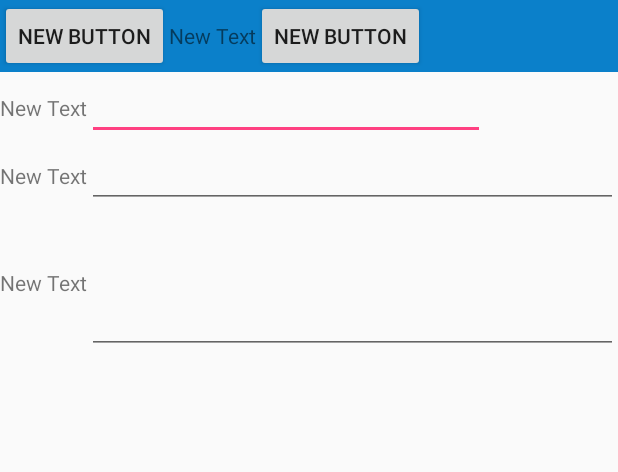
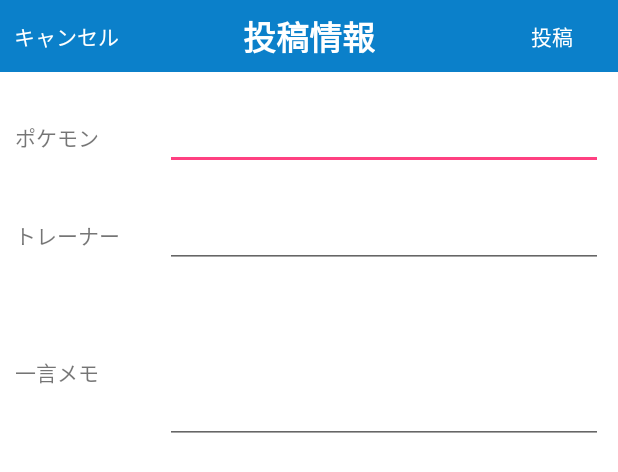
Before and after one commit to yanagi1031/pokeMap, an Android app: the layout activity_pm0200_regist.xml on its own in the app's theme, with its tools: preview values and no code run, on a phone screen of 412 x 824 dp. Shown: the top 472 px of the screen. Run offline under Robolectric (Android 15) with nearby library versions, the phone set to English and light mode, and no system bars.

```diff
--- a/app/src/main/java/jp/co/use_eng/pokemap/PM0000SplashActivity.java
+++ b/app/src/main/java/jp/co/use_eng/pokemap/PM0000SplashActivity.java
@@ -16,7 +16,7 @@ public class PM0000SplashActivity extends BaseSplashActivity {
 
     @Override
     public int getLayoutId() throws Exception {
-        return R.layout.slpash;
+        return R.layout.splash;
     }
 
     @Override
--- a/app/src/main/java/jp/co/use_eng/pokemap/PM0100MainActivity.java
+++ b/app/src/main/java/jp/co/use_eng/pokemap/PM0100MainActivity.java
@@ -31,6 +31,8 @@ import com.google.android.gms.maps.model.Marker;
 import jp.co.use_eng.pokemap.Data.PokemonDataList;
 import jp.co.use_eng.pokemap.R;
 import jp.co.use_eng.pokemap.common.App;
+import jp.co.use_eng.pokemap.common.Consts;
+import jp.co.useeng.uselib.component.AdMobBannerView;
 
 public class PM0100MainActivity extends FragmentActivity implements OnMapReadyCallback {
 
@@ -40,6 +42,11 @@ public class PM0100MainActivity extends FragmentActivity implements OnMapReadyCa
     protected void onCreate(Bundle savedInstanceState) {
         super.onCreate(savedInstanceState);
         setContentView(R.layout.activity_pm0100_main);
+
+        // 広告表示
+        AdMobBannerView adMobBannerView = (AdMobBannerView)findViewById(R.id.adView);
+        adMobBannerView.startAd(Consts.AD_ID_BANNER);
+
 
         // Obtain the SupportMapFragment and get notified when the map is ready to be used.
         SupportMapFragment mapFragment = (SupportMapFragment) getSupportFragmentManager()
@@ -67,15 +74,15 @@ public class PM0100MainActivity extends FragmentActivity implements OnMapReadyCa
         mMap.addMarker(new MarkerOptions().position(sydney).title("Marker in Sydney"));
         mMap.moveCamera(CameraUpdateFactory.newLatLng(sydney));
 
-        Log.d("onClick","きてますね");
-
         //LocationManagerの取得
         LocationManager locationManager = (LocationManager)this.getSystemService(Context.LOCATION_SERVICE);
+        Location myLocate = null;
         //GPSから現在地の情報を取得
         if(locationManager != null) {
             if (ContextCompat.checkSelfPermission(this, Manifest.permission.ACCESS_FINE_LOCATION) == PackageManager.PERMISSION_GRANTED) {
                 // GPS使用可能
-                Location myLocate = locationManager.getLastKnownLocation(LocationManager.GPS_PROVIDER);
+                myLocate = locationManager.getLastKnownLocation(LocationManager.GPS_PROVIDER);
+
             } else {
                 // GPSが使用できない端末？
 
@@ -87,10 +94,13 @@ public class PM0100MainActivity extends FragmentActivity implements OnMapReadyCa
 
         }
 
-        // カメラの移動
-        mMap.moveCamera(CameraUpdateFactory.newLatLngZoom( new LatLng(35.68, 139.76), 12));
-
-
+        if (myLocate != null) {
+            // カメラの移動
+            mMap.moveCamera(CameraUpdateFactory.newLatLngZoom( new LatLng(myLocate.getLatitude(), myLocate.getLongitude()), 12));
+        } else {
+            // カメラの移動
+            mMap.moveCamera(CameraUpdateFactory.newLatLngZoom( new LatLng(35.68, 139.76), 12));
+        }
 
         // ピンがタップされた時に表示するバルーンのカスタマイズ
         mMap.setInfoWindowAdapter(new InfoWindowAdapter() {
--- a/app/src/main/java/jp/co/use_eng/pokemap/PM0200RegistActivity.java
+++ b/app/src/main/java/jp/co/use_eng/pokemap/PM0200RegistActivity.java
@@ -1,12 +1,15 @@
 package jp.co.use_eng.pokemap;
 
+import android.content.Intent;
 import android.support.v7.app.AppCompatActivity;
 import android.os.Bundle;
 import android.support.v7.widget.LinearLayoutCompat;
+import android.view.View;
 import android.widget.LinearLayout;
 import android.widget.RelativeLayout;
 
 import jp.co.useeng.uselib.base.BaseActivity;
+import jp.co.useeng.uselib.lib.Consts;
 import jp.co.useeng.uselib.util.UtilView;
 import jp.co.useeng.uselib.util.UtilWindow;
 
@@ -24,4 +27,18 @@ public class PM0200RegistActivity extends BaseActivity {
 
 
     }
+
+    // メイン画面に戻る
+    public void onClickCencel(View view) {
+        addView(PM0100MainActivity.class);
+    }
+
+    // 登録画面に戻る
+    public void onClickToukou(View view) {
+
+
+
+
+    }
+
 }
--- a/app/src/main/java/jp/co/use_eng/pokemap/common/Consts.java
+++ b/app/src/main/java/jp/co/use_eng/pokemap/common/Consts.java
@@ -5,6 +5,10 @@ package jp.co.use_eng.pokemap.common;
  */
 public class Consts {
 
+    // 広告ID
+    public static final String AD_ID_BANNER = "ca-app-pub-8748062155851740/5809528912";
+    public static final String AD_ID_ = "ca-app-pub-8748062155851740/5809528912";
+
     // 保存データファイル名
     public static final String FILENAME_POKEMON	= "PokemonData.dat";
     public static final String FILENAME_LOCATION = "LocationData.dat";
--- a/app/src/main/res/layout/activity_pm0100_main.xml
+++ b/app/src/main/res/layout/activity_pm0100_main.xml
@@ -58,4 +58,10 @@
         android:layout_centerVertical="true"
         android:layout_centerHorizontal="true" />
 
+    <!-- バナー広告 -->
+    <jp.co.useeng.uselib.component.AdMobBannerView
+        android:id="@+id/adView"
+        style="@style/AdMobBannerViewStyle"
+        android:layout_alignParentBottom="true" />
+
 </RelativeLayout>
--- a/app/src/main/res/layout/activity_pm0200_regist.xml
+++ b/app/src/main/res/layout/activity_pm0200_regist.xml
@@ -1,62 +1,39 @@
 <?xml version="1.0" encoding="utf-8"?>
-<LinearLayout xmlns:android="http://schemas.android.com/apk/res/android"
+<RelativeLayout xmlns:android="http://schemas.android.com/apk/res/android"
     xmlns:tools="http://schemas.android.com/tools"
     android:layout_width="match_parent"
     android:layout_height="match_parent"
     tools:context="jp.co.use_eng.pokemap.PM0200RegistActivity"
-    android:orientation="vertical">
-
-    <LinearLayout
-        android:orientation="horizontal"
-        android:layout_width="match_parent"
-        android:layout_height="wrap_content"
-        android:layout_alignParentStart="true"
-        android:background="@drawable/bar_btn_head_bg">
-
-        <Button
-            android:layout_width="wrap_content"
-            android:layout_height="wrap_content"
-            android:text="New Button"
-            android:id="@+id/button"
-            android:layout_gravity="center_vertical" />
-
-        <TextView
-            android:layout_width="wrap_content"
-            android:layout_height="wrap_content"
-            android:text="New Text"
-            android:id="@+id/textView4"
-            android:layout_gravity="center_vertical" />
-
-        <Button
-            android:layout_width="wrap_content"
-            android:layout_height="wrap_content"
-            android:text="New Button"
-            android:id="@+id/button2"
-            android:layout_gravity="center_vertical" />
-    </LinearLayout>
+    android:orientation="vertical"
+    android:background="@drawable/bar_btn_head_bg">
 
     <LinearLayout
         android:orientation="vertical"
         android:layout_width="match_parent"
-        android:layout_height="wrap_content"
+        android:layout_height="match_parent"
         android:layout_alignParentTop="false"
         android:layout_alignParentStart="true"
+        android:layout_below="@+id/btnRegit"
         android:id="@+id/detailLayout"
-        >
+        android:background="#ffffff">
 
         <LinearLayout
             android:orientation="horizontal"
             android:layout_width="match_parent"
-            android:layout_height="wrap_content">
+            android:layout_height="wrap_content"
+            android:layout_marginTop="20dp"
+            android:layout_marginLeft="10dp"
+            android:layout_marginRight="10dp"
+            android:layout_marginBottom="10dp">
 
             <TextView
-                android:layout_width="wrap_content"
+                android:layout_width="100dp"
                 android:layout_height="wrap_content"
-                android:text="New Text"
+                android:text="ポケモン"
                 android:id="@+id/textView" />
 
             <EditText
-                android:layout_width="265dp"
+                android:layout_width="match_parent"
                 android:layout_height="wrap_content"
                 android:id="@+id/editText"
                 android:lines="1" />
@@ -65,31 +42,33 @@
         <LinearLayout
             android:orientation="horizontal"
             android:layout_width="match_parent"
-            android:layout_height="wrap_content">
+            android:layout_height="wrap_content"
+            android:layout_margin="10dp">
 
             <TextView
-                android:layout_width="wrap_content"
+                android:layout_width="100dp"
                 android:layout_height="wrap_content"
-                android:text="New Text"
+                android:text="トレーナー"
                 android:id="@+id/textView2" />
 
             <EditText
                 android:layout_width="wrap_content"
                 android:layout_height="wrap_content"
                 android:id="@+id/editText2"
-                android:layout_weight="1"
+                android:layout_weight="0.78"
                 android:lines="1" />
         </LinearLayout>
 
         <LinearLayout
             android:orientation="horizontal"
             android:layout_width="match_parent"
-            android:layout_height="wrap_content">
+            android:layout_height="wrap_content"
+            android:layout_margin="10dp">
 
             <TextView
-                android:layout_width="wrap_content"
+                android:layout_width="100dp"
                 android:layout_height="wrap_content"
-                android:text="New Text"
+                android:text="一言メモ"
                 android:id="@+id/textView3" />
 
             <EditText
@@ -102,5 +81,43 @@
 
     </LinearLayout>
 
+    <Button
+        android:layout_width="wrap_content"
+        android:layout_height="wrap_content"
+        android:text="@string/btnBack"
+        android:id="@+id/btnRet"
+        android:layout_gravity="center_vertical"
+        android:background="#00000000"
+        android:textColor="@android:color/white"
+        android:layout_alignParentTop="true"
+        android:layout_alignParentStart="true"
+        android:state_pressed="true"
+        android:onClick="onClickCencel" />
 
-</LinearLayout>
+    <TextView
+        android:layout_width="wrap_content"
+        android:layout_height="match_parent"
+        android:text="@string/lblRegist"
+        android:id="@+id/textView4"
+        android:layout_gravity="center_vertical"
+        android:textColor="@android:color/white"
+        android:textStyle="bold"
+        android:textAppearance="?android:attr/textAppearanceLarge"
+        android:layout_above="@+id/detailLayout"
+        android:layout_centerHorizontal="true"
+        android:gravity="center_vertical" />
+
+    <Button
+        android:layout_width="wrap_content"
+        android:layout_height="wrap_content"
+        android:text="@string/btnToukou"
+        android:id="@+id/btnRegit"
+        android:background="#00000000"
+        android:textColor="@android:color/white"
+        android:layout_alignParentTop="true"
+        android:layout_alignParentEnd="true"
+        android:state_pressed="true"
+        android:onClick="onClickToukou" />
+
+
+</RelativeLayout>
--- a/app/src/main/res/values/strings.xml
+++ b/app/src/main/res/values/strings.xml
@@ -13,4 +13,7 @@
     <string name="btnPin">ピンを刺す</string>
     <string name="btnFilter">フィルター</string>
     <string name="btnRegist">投稿する</string>
+    <string name="btnToukou">投稿</string>
+    <string name="btnBack">キャンセル</string>
+    <string name="lblRegist">投稿情報</string>
 </resources>
```
Also changed, not shown: app/src/main/res/layout/splash.xml (renamed from app/src/main/res/layout/slpash.xml).
